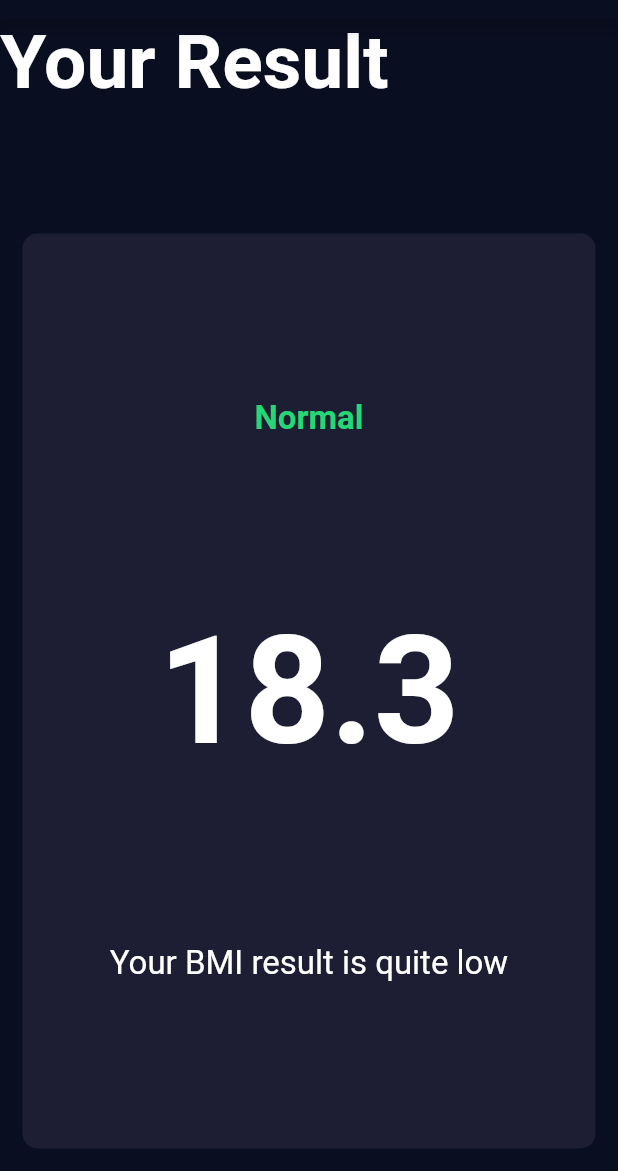
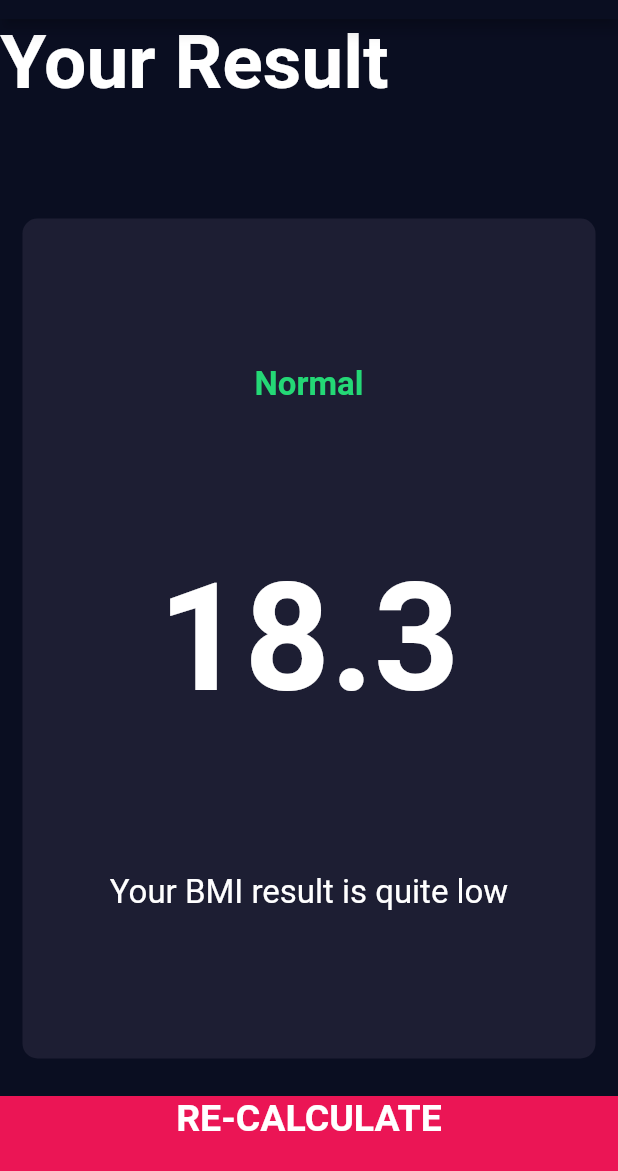
Before and after one commit to Ayushd70/bmi-calculator, a Flutter app: the ResultsPage screen opened directly, on a phone screen of 412 x 824 dp, the part 65-1236 px from its top. Run offline on Flutter 3.47's test engine with Material 2 defaults, Android fonts, the phone set to English and light mode, and no system bars; our stand-ins replace font_awesome_flutter.

Commit message:
bmi: result_page: add BottomButton to recalculate the bmi
*use Navigator to go back to the current context

Signed-off-by: Ayush Dubey <ayushdubey70@gmail.com>

```diff
--- a/lib/screens/results_page.dart
+++ b/lib/screens/results_page.dart
@@ -1,3 +1,4 @@
+import 'package:bmi_calculator/components/bottom_button.dart';
 import 'package:bmi_calculator/components/reusable_card.dart';
 import 'package:bmi_calculator/constant.dart';
 import 'package:flutter/material.dart';
@@ -43,7 +44,13 @@ class ResultsPage extends StatelessWidget {
                 ],
               ),
             ),
-          )
+          ),
+          BottomButton(
+            buttonTitle: 'RE-CALCULATE',
+            onTap: () {
+              Navigator.pop(context);
+            },
+          ),
         ],
       ),
     );
```
